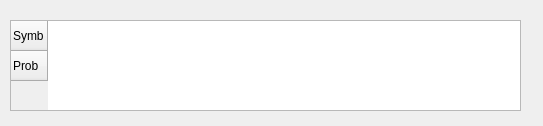
First picture: the form in nextension.ui, repository mirkopepper/huffmanQt, before the edit.
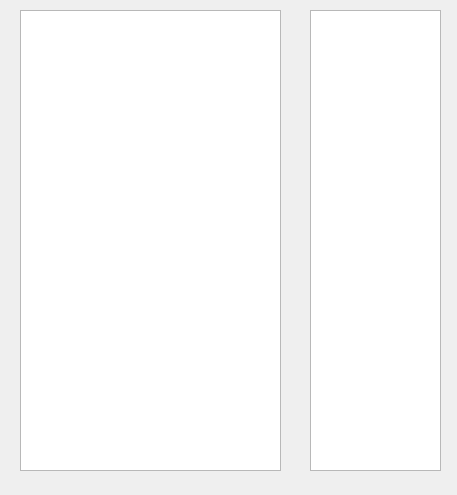
Second picture: the form after the edit.

Diff of the .ui file:
```diff
--- a/nextension.ui
+++ b/nextension.ui
@@ -6,56 +6,46 @@
    <rect>
     <x>0</x>
     <y>0</y>
-    <width>543</width>
-    <height>126</height>
+    <width>457</width>
+    <height>495</height>
    </rect>
   </property>
   <property name="windowTitle">
    <string>Form</string>
   </property>
-  <widget class="QTableWidget" name="nSolutionTable">
+  <widget class="QTextBrowser" name="nTextSymbols">
    <property name="geometry">
     <rect>
-     <x>10</x>
-     <y>20</y>
-     <width>511</width>
-     <height>91</height>
+     <x>20</x>
+     <y>10</y>
+     <width>261</width>
+     <height>461</height>
     </rect>
    </property>
-   <property name="rowCount">
-    <number>2</number>
+   <property name="html">
+    <string>&lt;!DOCTYPE HTML PUBLIC &quot;-//W3C//DTD HTML 4.0//EN&quot; &quot;http://www.w3.org/TR/REC-html40/strict.dtd&quot;&gt;
+&lt;html&gt;&lt;head&gt;&lt;meta name=&quot;qrichtext&quot; content=&quot;1&quot; /&gt;&lt;style type=&quot;text/css&quot;&gt;
+p, li { white-space: pre-wrap; }
+&lt;/style&gt;&lt;/head&gt;&lt;body style=&quot; font-family:'MS Shell Dlg 2'; font-size:8.25pt; font-weight:400; font-style:normal;&quot;&gt;
+&lt;p style=&quot;-qt-paragraph-type:empty; margin-top:0px; margin-bottom:0px; margin-left:0px; margin-right:0px; -qt-block-indent:0; text-indent:0px;&quot;&gt;&lt;br /&gt;&lt;/p&gt;&lt;/body&gt;&lt;/html&gt;</string>
    </property>
-   <property name="columnCount">
-    <number>0</number>
+  </widget>
+  <widget class="QTextBrowser" name="nTextProbs">
+   <property name="geometry">
+    <rect>
+     <x>310</x>
+     <y>10</y>
+     <width>131</width>
+     <height>461</height>
+    </rect>
    </property>
-   <attribute name="horizontalHeaderCascadingSectionResizes">
-    <bool>true</bool>
-   </attribute>
-   <attribute name="horizontalHeaderDefaultSectionSize">
-    <number>95</number>
-   </attribute>
-   <attribute name="horizontalHeaderMinimumSectionSize">
-    <number>50</number>
-   </attribute>
-   <attribute name="verticalHeaderCascadingSectionResizes">
-    <bool>false</bool>
-   </attribute>
-   <attribute name="verticalHeaderMinimumSectionSize">
-    <number>30</number>
-   </attribute>
-   <attribute name="verticalHeaderShowSortIndicator" stdset="0">
-    <bool>false</bool>
-   </attribute>
-   <row>
-    <property name="text">
-     <string>Symb</string>
-    </property>
-   </row>
-   <row>
-    <property name="text">
-     <string>Prob</string>
-    </property>
-   </row>
+   <property name="html">
+    <string>&lt;!DOCTYPE HTML PUBLIC &quot;-//W3C//DTD HTML 4.0//EN&quot; &quot;http://www.w3.org/TR/REC-html40/strict.dtd&quot;&gt;
+&lt;html&gt;&lt;head&gt;&lt;meta name=&quot;qrichtext&quot; content=&quot;1&quot; /&gt;&lt;style type=&quot;text/css&quot;&gt;
+p, li { white-space: pre-wrap; }
+&lt;/style&gt;&lt;/head&gt;&lt;body style=&quot; font-family:'MS Shell Dlg 2'; font-size:8.25pt; font-weight:400; font-style:normal;&quot;&gt;
+&lt;p style=&quot;-qt-paragraph-type:empty; margin-top:0px; margin-bottom:0px; margin-left:0px; margin-right:0px; -qt-block-indent:0; text-indent:0px;&quot;&gt;&lt;br /&gt;&lt;/p&gt;&lt;/body&gt;&lt;/html&gt;</string>
+   </property>
   </widget>
  </widget>
  <resources/>
```
